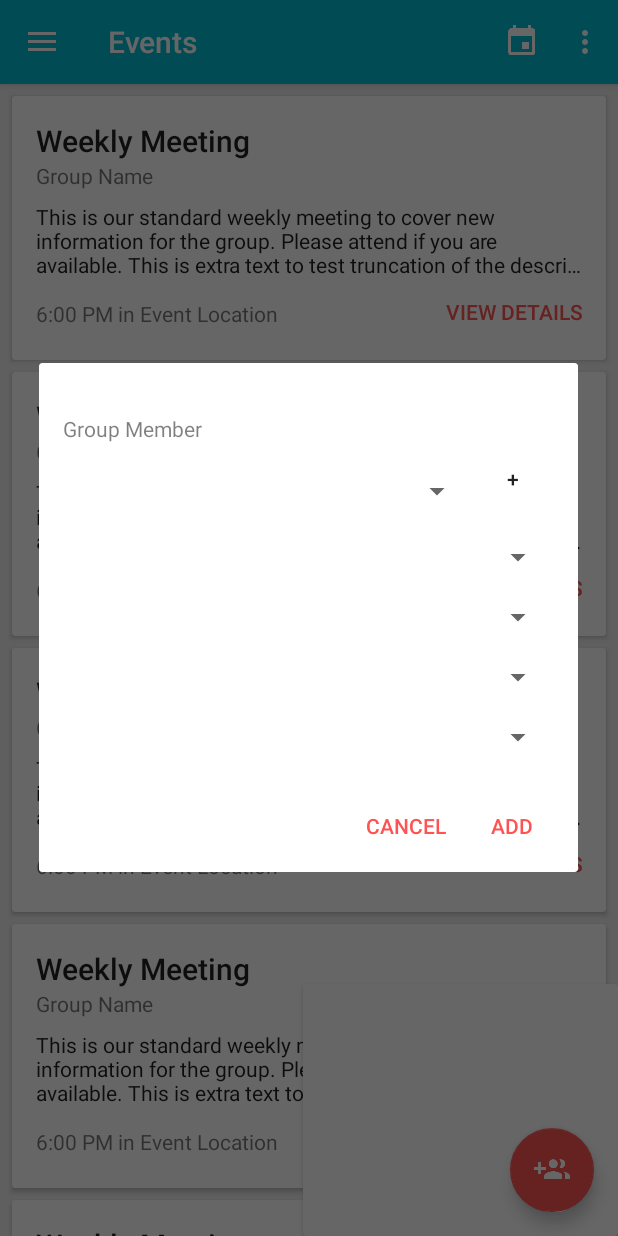
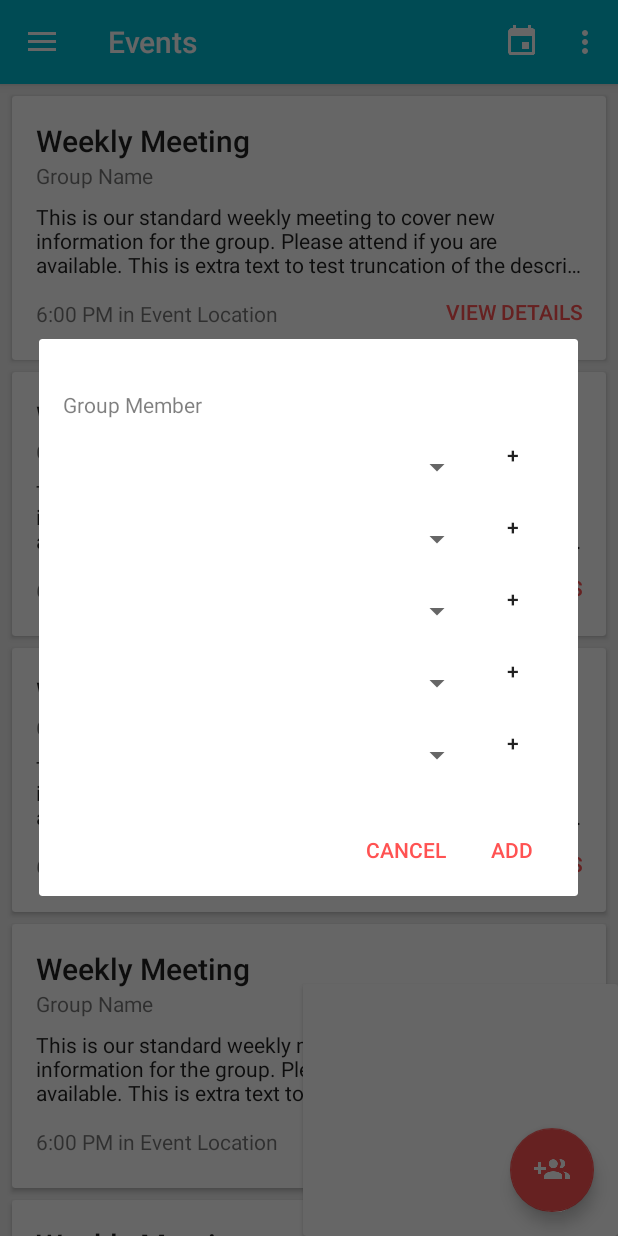
Before and after one commit to istcgmobile/Gathr, an Android app: the screen it shows after launch once a user with an empty profile is signed in (MainActivity), in the options menu, after a tap on "Add Admin", on a phone screen of 412 x 824 dp. Run offline under Robolectric (Android 15) with nearby library versions, the light colour scheme and no system bars; our stand-ins replace CircleImageView, Firebase (no records; nobody signed in at launch, a user with empty details on screens opened directly); libraries missing offline, so code that uses them is left out: com.google.api.client, com.google.api.services, com.gordonwong.materialsheetfab; plain views replace DimOverlayFrameLayout, RevealLinearLayout; pictures from the network do not load; 3 statements that could not run were skipped.

Commit message:
update admin layout

```diff
--- a/app/src/main/res/layout/fragment_dialog_add_admin.xml
+++ b/app/src/main/res/layout/fragment_dialog_add_admin.xml
@@ -42,9 +42,17 @@
 
         <Spinner
             android:layout_width="match_parent"
-            android:layout_height="wrap_content"
+            android:layout_height="match_parent"
             android:layout_marginTop="16dp"
+            android:layout_weight="1"
             android:id="@+id/newadmin2" />
+
+        <Button
+            android:layout_width="match_parent"
+            android:layout_height="match_parent"
+            android:layout_weight="5"
+            style="@android:style/Widget.Material.Button.Borderless"
+            android:text="+" />
 
     </LinearLayout>
 
@@ -54,9 +62,17 @@
 
         <Spinner
             android:layout_width="match_parent"
-            android:layout_height="wrap_content"
+            android:layout_height="match_parent"
             android:layout_marginTop="16dp"
+            android:layout_weight="1"
             android:id="@+id/newadmin3" />
+
+        <Button
+            android:layout_width="match_parent"
+            android:layout_height="match_parent"
+            android:layout_weight="5"
+            style="@android:style/Widget.Material.Button.Borderless"
+            android:text="+" />
 
     </LinearLayout>
 
@@ -66,9 +82,17 @@
 
         <Spinner
             android:layout_width="match_parent"
-            android:layout_height="wrap_content"
+            android:layout_height="match_parent"
             android:layout_marginTop="16dp"
+            android:layout_weight="1"
             android:id="@+id/newadmin4" />
+
+        <Button
+            android:layout_width="match_parent"
+            android:layout_height="match_parent"
+            android:layout_weight="5"
+            style="@android:style/Widget.Material.Button.Borderless"
+            android:text="+" />
 
     </LinearLayout>
 
@@ -78,9 +102,17 @@
 
         <Spinner
             android:layout_width="match_parent"
-            android:layout_height="wrap_content"
+            android:layout_height="match_parent"
             android:layout_marginTop="16dp"
+            android:layout_weight="1"
             android:id="@+id/newadmin5" />
+
+        <Button
+            android:layout_width="match_parent"
+            android:layout_height="match_parent"
+            android:layout_weight="5"
+            style="@android:style/Widget.Material.Button.Borderless"
+            android:text="+" />
 
     </LinearLayout>
 
```
